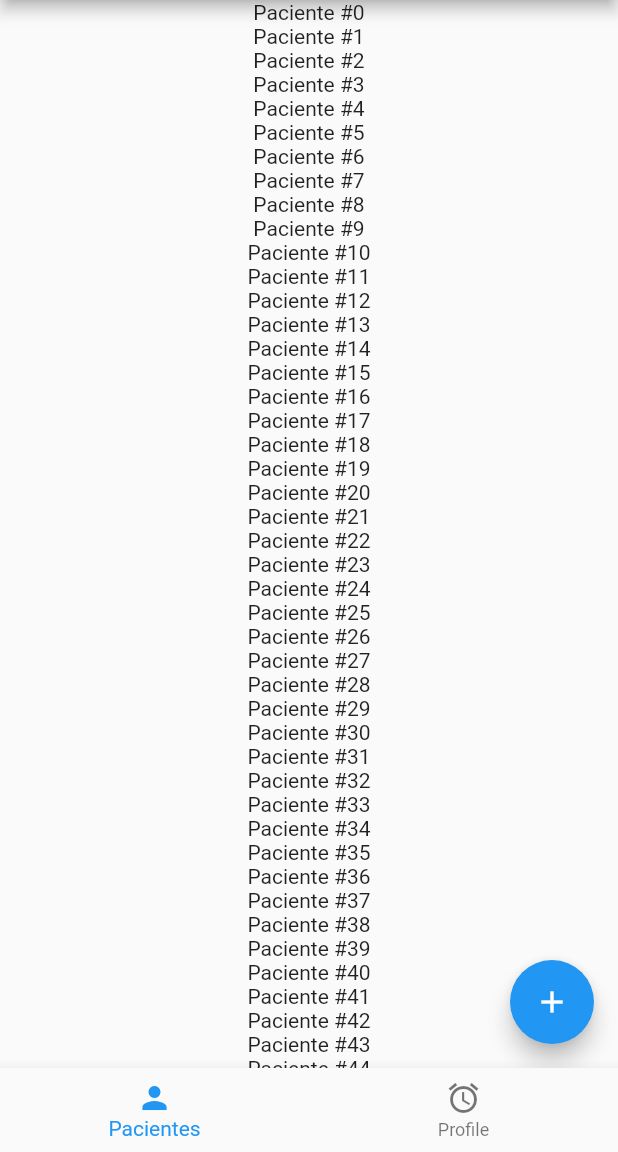
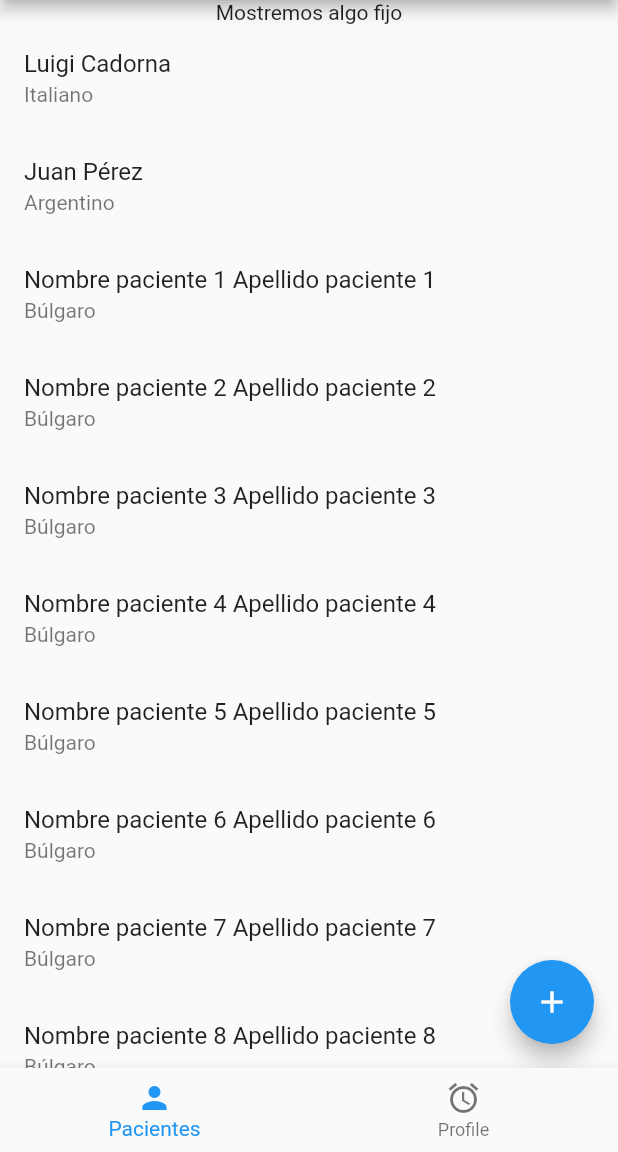
Before and after one commit to Clod/qore-client, a Flutter app: the ProductsScreen screen opened by its route, on a phone screen of 412 x 824 dp, the part 84-1236 px from its top. Run offline on Flutter 3.47's test engine with Material 2 defaults, Android fonts, the phone set to English and light mode, and no system bars; our stand-ins replace auto_route, firebase_auth, firebase_core; accounts and stored records are empty.

```diff
--- a/lib/model/Pacientes.dart
+++ b/lib/model/Pacientes.dart
@@ -30,9 +30,16 @@ damePacientes() {
   dos.comentarios.add(luigi2);
 
   var algunosPacientes = <Paciente>[];
+  algunosPacientes.add(dos);
+  algunosPacientes.add(uno);
 
-  algunosPacientes.add(uno);
-  algunosPacientes.add(dos);
+  for (int i = 1; i < 100; i++) {
+    String nombre = "Nombre paciente " + i.toString();
+    String apellido = "Apellido paciente " + i.toString();
+
+    algunosPacientes.add(Paciente(nombre: nombre, apellido: apellido, documento: "1111", nacionalidad: 'Búlgaro', fechaNacimiento: DateTime.now()));
+
+  }
 
   return algunosPacientes;
 
--- a/lib/screens/dashboard/products/products_screen.dart
+++ b/lib/screens/dashboard/products/products_screen.dart
@@ -1,12 +1,20 @@
 import 'package:auto_route/auto_route.dart';
+import 'package:cardio_gut/model/Pacientes.dart';
 import 'package:firebase_auth/firebase_auth.dart';
 import 'package:flutter/material.dart';
 
 import '../../../main.dart';
 import '../../../routes/router.gr.dart';
 
-class ProductsScreen extends StatelessWidget {
+class ProductsScreen extends StatefulWidget {
   const ProductsScreen({Key? key}) : super(key: key);
+
+  @override
+  State<ProductsScreen> createState() => _ProductsScreenState();
+}
+
+class _ProductsScreenState extends State<ProductsScreen> {
+  List allPatients = damePacientes();
 
   @override
   Widget build(BuildContext context) {
@@ -28,10 +36,30 @@ class ProductsScreen extends StatelessWidget {
         },
         child: const Icon(Icons.add),
       ),
-      body: ListView.builder(
-          itemCount: 100,
-          itemBuilder: (context, index) =>
-              Center(child: Text('Paciente #$index'))),
+      body: Column(
+        children: [
+          Text("Mostremos algo fijo"),
+          Expanded(
+            child: ListView.builder(
+                // itemCount: 100,
+                // itemBuilder: (context, index) =>
+                //     Center(child: Text('Paciente #$index'))),
+                itemCount: allPatients.length,
+                itemBuilder: (context, index) {
+                  final item = allPatients[index];
+                  return ListTile(
+                    title: Text(item.nombre + ' ' + item.apellido),
+                    subtitle: Text(item.nacionalidad),
+                    onTap: () {
+                      print('Hiciste click sobre: ${item.apellido}');
+                      // AutoRouter.of(context).push(AboutRouter(parametro: item.apellido)); // Anda!
+                      AutoTabsRouter.of(context).setActiveIndex(1);
+                    },
+                  );
+                }),
+          ),
+        ],
+      ),
     );
   }
 }
```
